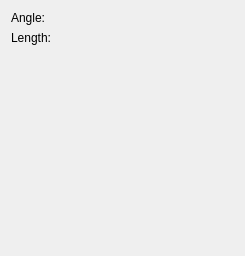
Above: plugins/filters/blur/wdg_motion_blur.ui from KDE/krita before the change. Below: the same form after it.
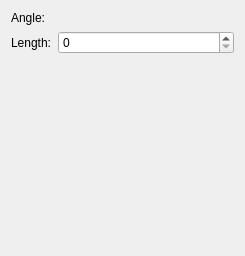
That is the form after the change. Custom widgets are drawn as their Qt base class.

Commit message:
ui: Fix Designer not rendering KisSliderSpinBox as QSpinBox
Part-of: <https://invent.kde.org/graphics/krita/-/merge_requests/1742>

Patch:
```diff
--- a/plugins/filters/blur/wdg_motion_blur.ui
+++ b/plugins/filters/blur/wdg_motion_blur.ui
@@ -67,7 +67,7 @@
  <customwidgets>
   <customwidget>
    <class>KisSliderSpinBox</class>
-   <extends>QWidget</extends>
+   <extends>QSpinBox</extends>
    <header>kis_slider_spin_box.h</header>
    <container>1</container>
   </customwidget>
```
The commit also changes 45 other files.
